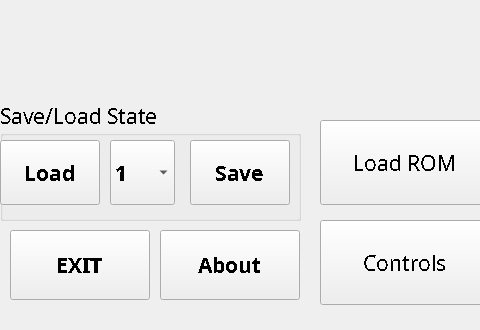
Summeli/AntSnes, file AntSnesQt/ui_meego/emusettings.ui: the form before one commit; both pictures show x 0 to 480 and y 150 to 480 of the 854 by 480 pixel window.
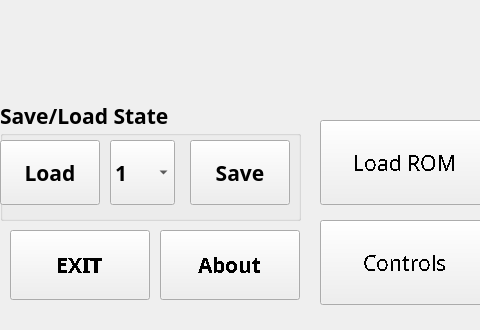
The form after the commit. Icons and pictures are not drawn.

What changed in the file:
```diff
--- a/AntSnesQt/ui_meego/emusettings.ui
+++ b/AntSnesQt/ui_meego/emusettings.ui
@@ -109,8 +109,8 @@
      <rect>
       <x>0</x>
       <y>0</y>
-      <width>640</width>
-      <height>150</height>
+      <width>854</width>
+      <height>200</height>
      </rect>
     </property>
     <widget class="QLabel" name="atntLabel">
@@ -155,8 +155,10 @@
     </property>
     <property name="font">
      <font>
-      <weight>50</weight>
-      <bold>false</bold>
+      <weight>75</weight>
+      <bold>true</bold>
+      <stylestrategy>PreferDefault</stylestrategy>
+      <kerning>false</kerning>
      </font>
     </property>
     <property name="styleSheet">
```
Left out of the diff: 2 changed lines with no effect on the pictures.
